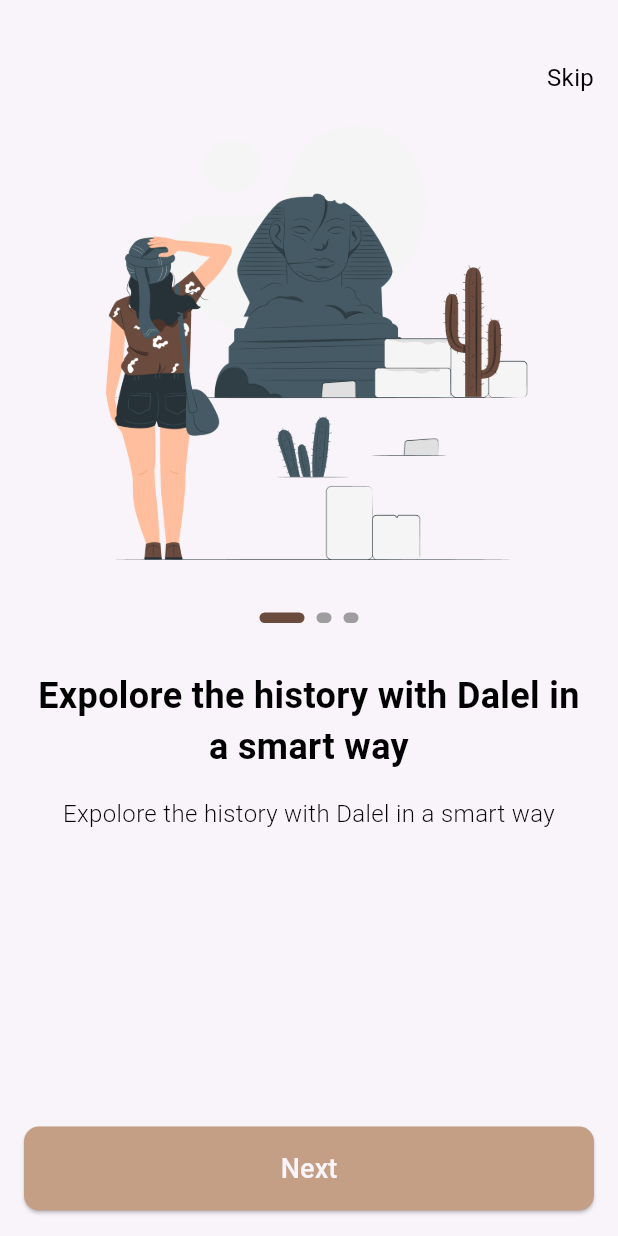
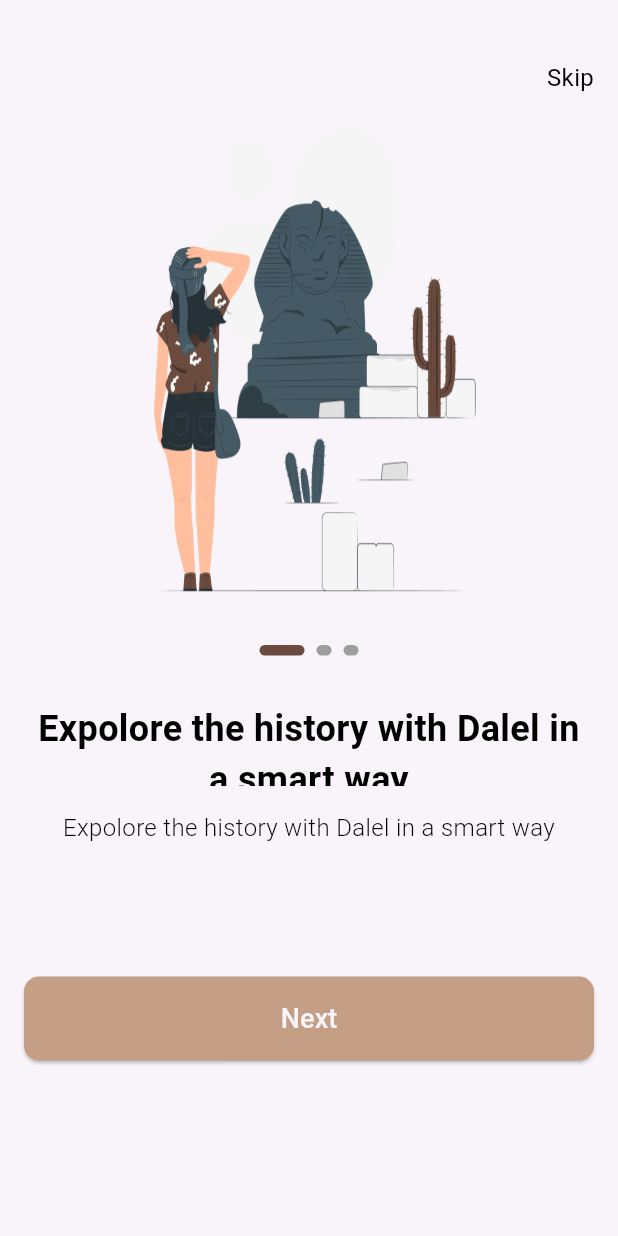
Before and after one commit to Mo7amed-fawzy/dalel-app, a Flutter app: the screen it shows after launch, on a phone screen of 412 x 824 dp. Run offline on Flutter 3.47's test engine with Material 3 defaults, Android fonts, the phone set to English and light mode, and no system bars; drawn by our look-alikes of smooth_page_indicator; our stand-ins replace go_router; Roboto replaces fonts that are missing (Poppins).

Commit message:
refactor out code

```diff
--- a/lib/core/functions/navigation.dart
+++ b/lib/core/functions/navigation.dart
@@ -2,4 +2,10 @@
 
 void customNavigate(context, String varpath) {
   GoRouter.of(context).push(varpath);
+// دي بتبني التطبيق طبقه فوق طبقه push
 }
+
+void customReplacementNavigate(context, String varpath) {
+  GoRouter.of(context).pushReplacement(varpath);
+  // دي بتبني الطبقه الجديده والقديمه بتدمر pushReplacement
+}
--- a/lib/features/on_bourding/presentation/views/on_boarding_view.dart
+++ b/lib/features/on_bourding/presentation/views/on_boarding_view.dart
@@ -18,15 +18,14 @@
       child: Scaffold(
         body: Padding(
           padding: const EdgeInsets.symmetric(horizontal: 16),
-          child: Column(
+          child: ListView(
+            physics: const BouncingScrollPhysics(),
             children: [
               const SizedBox(height: 40),
               const CustomNavBar(),
               OnBoardingBody(),
-              CustomBtn(
-                text: AppStrings.next,
-                onPressed: () {},
-              ),
+              const SizedBox(height: 88),
+              CustomBtn(onPressed: () {}, text: AppStrings.next),
               const SizedBox(height: 17),
             ],
           ),
--- a/lib/features/on_bourding/presentation/views/widgets/on_boarding_widget_body.dart
+++ b/lib/features/on_bourding/presentation/views/widgets/on_boarding_widget_body.dart
@@ -11,22 +11,41 @@
   // فاينال يعني هعين قيمته مره وحده بس (غير ثابته)
   @override
   Widget build(BuildContext context) {
-    return Expanded(
+    return
+        // Expanded(
+        SizedBox(
+      height: 500,
       //دي البتخليني اسكرول يمين وشمال حسب الداتا العندي
       child: PageView.builder(
+        physics: const BouncingScrollPhysics(),
         controller: _pageController,
         itemCount: 3,
         itemBuilder: (context, index) {
           return Column(children: [
-            Image.asset(Assets.imagesOnBoarding1),
+            Container(
+              width: 290,
+              height: 343,
+              decoration: const BoxDecoration(
+                image: DecorationImage(
+                  image: AssetImage(Assets.imagesOnBoarding1),
+                  fit: BoxFit.fill,
+                ),
+              ),
+            ),
+            // Image.asset(Assets.imagesOnBoarding1),
             const SizedBox(height: 24),
             CustomSmoothPageIndicator(controller: _pageController),
             const SizedBox(height: 32),
-            Text(
-              'Expolore the history with Dalel in a smart way',
-              style: CustomTextStyles.poppins500style24
-                  .copyWith(fontWeight: FontWeight.bold),
-              textAlign: TextAlign.center,
+            Expanded(
+              // حطيتها علشان اخلي العنصر يتكيف مع المكان وكان في حل ان احط singlechildscrollview للكولمن
+              child: Text(
+                'Expolore the history with Dalel in a smart way',
+                style: CustomTextStyles.poppins500style24
+                    .copyWith(fontWeight: FontWeight.bold),
+                textAlign: TextAlign.center,
+                maxLines: 2,
+                overflow: TextOverflow.ellipsis,
+              ),
             ),
             const SizedBox(height: 16),
             const Text(
--- a/lib/features/splash/presentation/views/splash_view.dart
+++ b/lib/features/splash/presentation/views/splash_view.dart
@@ -34,6 +34,6 @@
 void delayedNavigate(context) {
   Future.delayed(const Duration(seconds: 2), () {
     //ممكن يكون غير صالح بعد مرور الوقت BuildContext فاستعملنا mounted اتاكد لسا متصله بالشجره ولا لا
-    customNavigate(context, toOnbourding);
+    customReplacementNavigate(context, toOnbourding);
   });
 }
```
